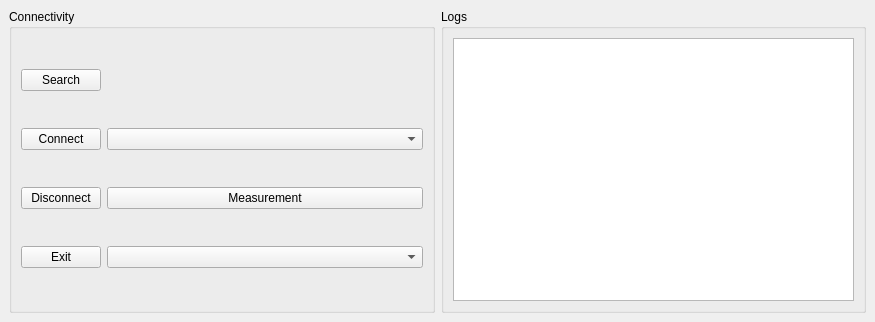
This is setportwindow.ui in Dawid-Lukasiewicz/ultrasonic-sensor-app as Qt 5 draws it before an edit. The edited form follows.
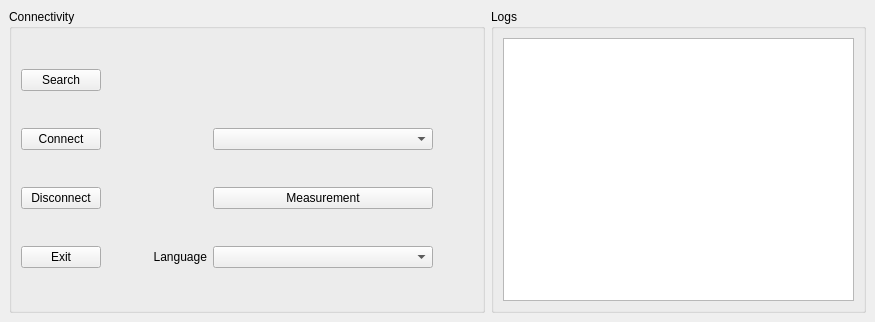
This is the edited form.

Patch:
```diff
--- a/setportwindow.ui
+++ b/setportwindow.ui
@@ -33,20 +33,42 @@
        <string>Connectivity</string>
       </property>
       <layout class="QGridLayout" name="gridLayout_3">
-       <item row="3" column="0">
-        <widget class="QPushButton" name="Exit">
+       <item row="1" column="0">
+        <widget class="QPushButton" name="Connect">
          <property name="text">
-          <string>Exit</string>
+          <string>Connect</string>
          </property>
         </widget>
        </item>
-       <item row="2" column="1">
+       <item row="2" column="2">
         <widget class="QPushButton" name="Measurement">
+         <property name="minimumSize">
+          <size>
+           <width>220</width>
+           <height>0</height>
+          </size>
+         </property>
          <property name="text">
           <string>Measurement</string>
          </property>
         </widget>
        </item>
+       <item row="2" column="1">
+        <spacer name="horizontalSpacer_2">
+         <property name="orientation">
+          <enum>Qt::Horizontal</enum>
+         </property>
+         <property name="sizeType">
+          <enum>QSizePolicy::MinimumExpanding</enum>
+         </property>
+         <property name="sizeHint" stdset="0">
+          <size>
+           <width>40</width>
+           <height>20</height>
+          </size>
+         </property>
+        </spacer>
+       </item>
        <item row="0" column="0">
         <widget class="QPushButton" name="Search">
          <property name="text">
@@ -54,18 +76,12 @@
          </property>
         </widget>
        </item>
-       <item row="0" column="1">
-        <spacer name="horizontalSpacer">
-         <property name="orientation">
-          <enum>Qt::Horizontal</enum>
+       <item row="3" column="0">
+        <widget class="QPushButton" name="Exit">
+         <property name="text">
+          <string>Exit</string>
          </property>
-         <property name="sizeHint" stdset="0">
-          <size>
-           <width>118</width>
-           <height>20</height>
-          </size>
-         </property>
-        </spacer>
+        </widget>
        </item>
        <item row="2" column="0">
         <widget class="QPushButton" name="Disconnect">
@@ -74,18 +90,70 @@
          </property>
         </widget>
        </item>
-       <item row="1" column="0">
-        <widget class="QPushButton" name="Connect">
-         <property name="text">
-          <string>Connect</string>
+       <item row="1" column="2">
+        <widget class="QComboBox" name="SelectedPort">
+         <property name="minimumSize">
+          <size>
+           <width>220</width>
+           <height>0</height>
+          </size>
          </property>
         </widget>
        </item>
        <item row="1" column="1">
-        <widget class="QComboBox" name="SelectedPort"/>
+        <spacer name="horizontalSpacer">
+         <property name="orientation">
+          <enum>Qt::Horizontal</enum>
+         </property>
+         <property name="sizeType">
+          <enum>QSizePolicy::MinimumExpanding</enum>
+         </property>
+         <property name="sizeHint" stdset="0">
+          <size>
+           <width>40</width>
+           <height>20</height>
+          </size>
+         </property>
+        </spacer>
        </item>
        <item row="3" column="1">
-        <widget class="QComboBox" name="SelectLanguage"/>
+        <widget class="QLabel" name="Label">
+         <property name="minimumSize">
+          <size>
+           <width>100</width>
+           <height>0</height>
+          </size>
+         </property>
+         <property name="text">
+          <string>Language</string>
+         </property>
+         <property name="alignment">
+          <set>Qt::AlignRight|Qt::AlignTrailing|Qt::AlignVCenter</set>
+         </property>
+        </widget>
+       </item>
+       <item row="3" column="2">
+        <widget class="QComboBox" name="SelectLanguage">
+         <property name="minimumSize">
+          <size>
+           <width>220</width>
+           <height>0</height>
+          </size>
+         </property>
+        </widget>
+       </item>
+       <item row="1" column="3">
+        <spacer name="horizontalSpacer_3">
+         <property name="orientation">
+          <enum>Qt::Horizontal</enum>
+         </property>
+         <property name="sizeHint" stdset="0">
+          <size>
+           <width>40</width>
+           <height>20</height>
+          </size>
+         </property>
+        </spacer>
        </item>
       </layout>
      </widget>
```
